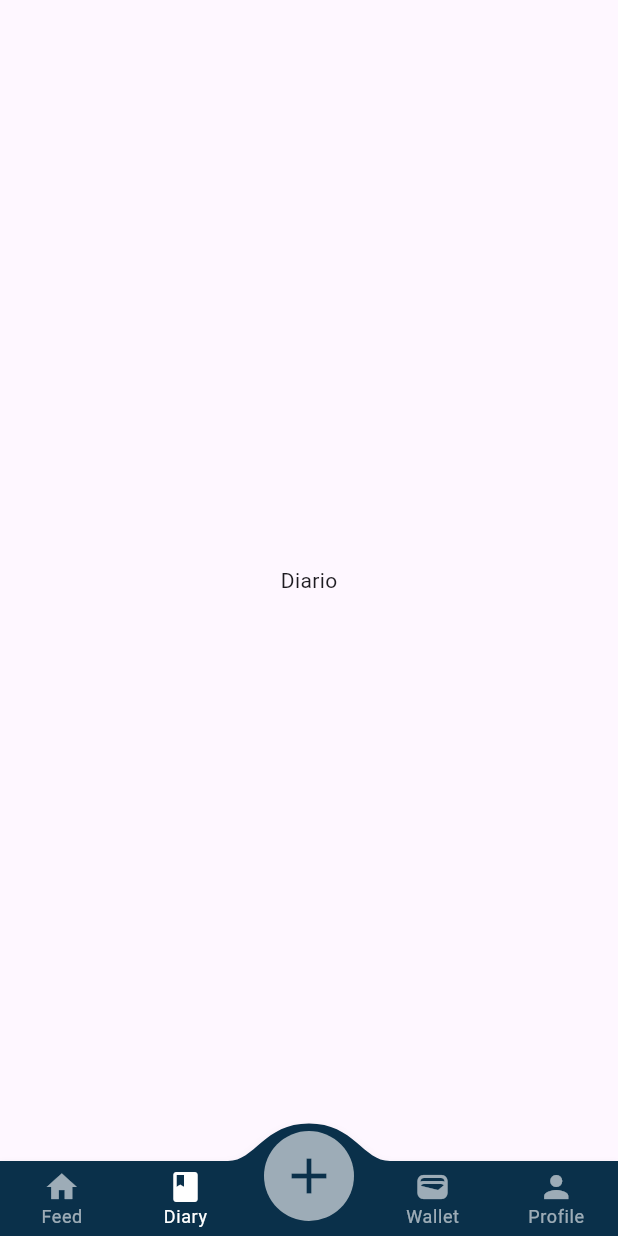
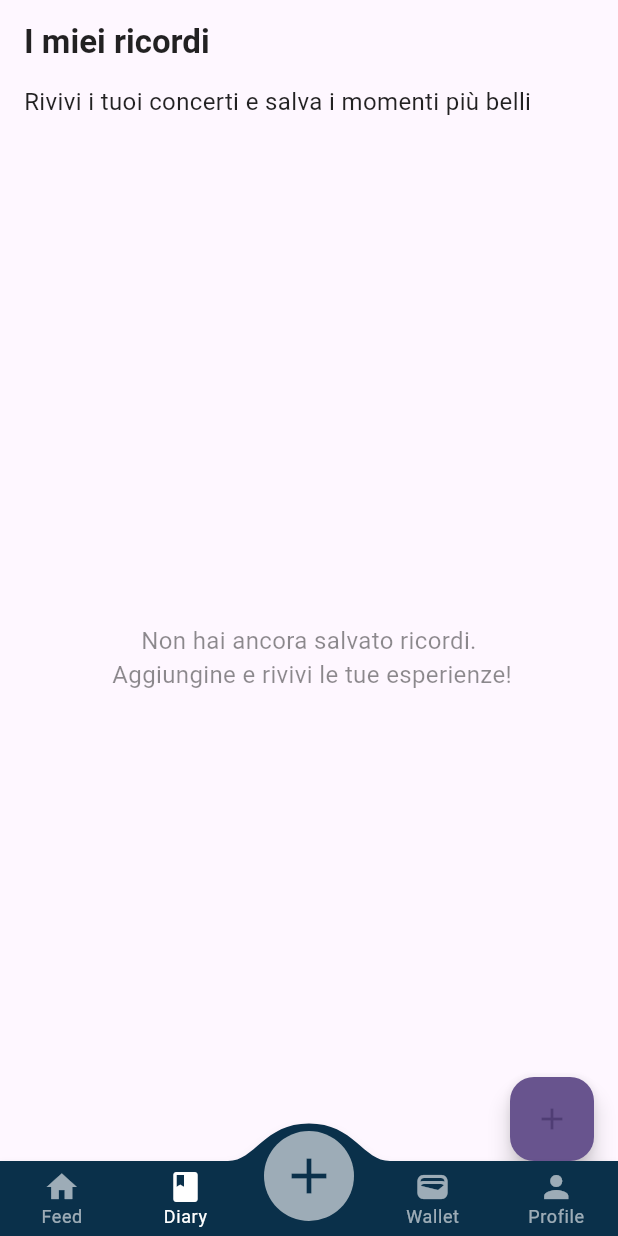
Before and after one commit to robworkhubb/Tixly, a Flutter app: the HomePage screen opened directly, item 2 of the bottom bar chosen, on a phone screen of 412 x 824 dp. Run offline on Flutter 3.47's test engine with Material 3 defaults, Android fonts, the light colour scheme and no system bars; drawn by our look-alikes of convex_bottom_bar; our stand-ins replace cached_network_image, cloud_firestore, firebase_auth, firebase_core, firebase_storage, flutter_svg and 2 more; missing offline and left inert: cloudinary_public; accounts and stored records are empty; Roboto replaces fonts that are missing (Poppins).

Commit message:
Creazione della pagina diario & Fix.

```diff
--- a/analysis_options.yaml
+++ b/analysis_options.yaml
@@ -8,11 +8,6 @@
 # The following line activates a set of recommended lints for Flutter apps,
 # packages, and plugins designed to encourage good coding practices.
 analyzer:
-  errors:
-    unused_element: ignore
-    unused_field: ignore
-    unused_import: ignore ignore ignore ignore
-    unused_local_variable: ignore ignore
 include: package:flutter_lints/flutter.yaml
 
 linter:
--- a/lib/models/memory_model.dart
+++ b/lib/models/memory_model.dart
@@ -1,10 +1,14 @@
 import 'package:cloud_firestore/cloud_firestore.dart';
+import 'package:intl/intl.dart';
 
 class Memory {
   final String id;
   final String eventId;
   final String userId;
-  final String note;
+  final String title;
+  final String artist;
+  final String description;
+  final String location;
   final String? mediaUrl;
   final int stars;
   final DateTime date;
@@ -13,8 +17,11 @@ class Memory {
     required this.id,
     required this.eventId,
     required this.userId,
-    required this.note,
-    required this.mediaUrl,
+    required this.title,
+    required this.artist,
+    required this.location,
+    required this.description,
+    this.mediaUrl,
     required this.stars,
     required this.date,
   });
@@ -22,12 +29,15 @@ class Memory {
   factory Memory.fromMap(Map<String, dynamic> data, String docId) {
     return Memory(
       id: docId,
-      eventId: data['eventId'],
-      userId: data['userId'],
-      note: data['note'],
-      mediaUrl: data['mediaUrl'],
-      stars: data['stars'],
-      date: (data['date'] as Timestamp).toDate(),
+      eventId: data['eventId'].toString() ?? '',
+      userId: data['userId']?.toString() ?? '',
+      title: data['title']?.toString() ?? 'Senza titolo',
+      artist: data['artist']?.toString()    ?? 'Artista sconosciuto',
+      date: (data['date'] as Timestamp?)?.toDate() ?? DateTime.now(),
+      location: data['location']?.toString()  ?? 'Luogo sconosciuto',
+      mediaUrl: data['mediaUrl']?.toString(),
+      description: data['description']?.toString() ?? '',
+      stars: int.tryParse(data['stars']?.toString() ?? '') ?? 0,
     );
   }
 
@@ -35,10 +45,14 @@ class Memory {
     return {
       'eventId': eventId,
       'userId': userId,
-      'note': note,
+      'title': title,
+      'artist': artist,
+      'description': description,
       'mediaUrl': mediaUrl,
       'stars': stars,
       'date': date,
     };
   }
+
+  String get dateFormatted => DateFormat('dd/MM/yyyy').format(date);
 }
--- a/lib/providers/post_provider.dart
+++ b/lib/providers/post_provider.dart
@@ -3,7 +3,6 @@ import 'package:firebase_storage/firebase_storage.dart';
 import 'package:flutter/material.dart';
 import 'package:cloud_firestore/cloud_firestore.dart';
 import 'package:tixly/models/post_model.dart';
-import 'package:cloudinary_public/cloudinary_public.dart';
 import 'package:tixly/services/cloudinary_service.dart';
 
 class PostProvider with ChangeNotifier {
--- /dev/null
+++ b/lib/screens/diary_screen.dart
@@ -0,0 +1,111 @@
+import 'package:flutter/material.dart';
+import 'package:provider/provider.dart';
+import 'package:tixly/widgets/create_memory_sheet.dart';
+import 'package:tixly/widgets/memory_card.dart';
+import '../providers/memory_provider.dart';
+
+class DiaryScreen extends StatefulWidget {
+  const DiaryScreen({super.key});
+
+  @override
+  State<DiaryScreen> createState() => _DiaryScreenState();
+}
+
+class _DiaryScreenState extends State<DiaryScreen> {
+  late ScrollController _scrollController;
+
+  @override
+  void initState() {
+    super.initState();
+    _scrollController = ScrollController()
+      ..addListener(_onScroll);
+  }
+
+  void _onScroll() {
+    if (_scrollController.position.pixels >=
+        _scrollController.position.maxScrollExtent - 200) {
+      //context.read<MemoryProvider>().loadMore(); //TODO Aggiungere nel provider funzione che carica altri memories
+    }
+  }
+
+  @override
+  void dispose() {
+    _scrollController.removeListener(_onScroll);
+    _scrollController.dispose();
+    super.dispose();
+  }
+
+  @override
+  Widget build(BuildContext context) {
+    final memories = context
+        .watch<MemoryProvider>()
+        .memories;
+
+    return Scaffold(
+      appBar: AppBar(
+        title: const Text(
+          'I miei ricordi',
+          style: TextStyle(fontWeight: FontWeight.bold),
+        ),
+        backgroundColor: Colors.transparent,
+        elevation: 0,
+        foregroundColor: Colors.black87,
+      ),
+      body: Padding(
+        padding: const EdgeInsets.symmetric(horizontal: 16),
+        child: Column(
+          crossAxisAlignment: CrossAxisAlignment.start,
+          children: [
+            const Text(
+              'Rivivi i tuoi concerti e salva i momenti più belli',
+              style: TextStyle(fontSize: 16, color: Colors.black87),
+            ),
+            const SizedBox(height: 24),
+            Expanded(
+                child: memories.isEmpty
+                    ? const Center (
+                  child: Text(
+                    'Non hai ancora salvato ricordi. \n Aggiungine e rivivi le tue esperienze!',
+                    textAlign: TextAlign.center,
+                    style: TextStyle(
+                        color: Colors.black45,
+                        fontSize: 16
+                    ),
+                  ),
+                )
+                    : ListView.builder(
+                    controller: _scrollController,
+                    itemCount: memories.length,
+                    itemBuilder: (context, i){
+                      final m = memories[i];
+                      return Padding(
+                          padding: const EdgeInsets.only(bottom: 16),
+                        child: MemoryCard(memory: m),
+                      );
+                    }
+                )
+            )
+          ],
+        ),
+      ),
+      floatingActionButton: FloatingActionButton(
+        onPressed: _openCreateMemorySheet,
+        backgroundColor: Theme.of(context).colorScheme.primary,
+        child: const Icon(Icons.add),
+      ),
+      floatingActionButtonLocation: FloatingActionButtonLocation.endDocked,
+    );
+  }
+
+  void _openCreateMemorySheet () {
+    showModalBottomSheet(
+        context: context,
+        isScrollControlled: true,
+        shape: const RoundedRectangleBorder(
+          borderRadius: BorderRadius.vertical(top: Radius.circular(24))
+        ),
+        builder: (_) => CreateMemorySheet()
+    );
+  }
+
+}
--- a/lib/screens/feed_screen.dart
+++ b/lib/screens/feed_screen.dart
@@ -4,7 +4,6 @@ import 'package:provider/provider.dart';
 import 'package:tixly/providers/user_provider.dart';
 import '../providers/post_provider.dart';
 import '../widgets/post_card.dart';
-import '../providers/auth_provider.dart' as app;
 
 class FeedScreen extends StatefulWidget {
   const FeedScreen({super.key});
@@ -14,7 +13,7 @@ class FeedScreen extends StatefulWidget {
 }
 
 class _FeedScreenState extends State<FeedScreen> {
-  bool _firstLoadDone = false;
+  final bool _firstLoadDone = false;
 
   @override
   void initState() {
@@ -39,11 +38,11 @@ class _FeedScreenState extends State<FeedScreen> {
         }
 
         return RefreshIndicator(
+          onRefresh: postProv.fetchPosts,
           child: ListView.builder(
             itemBuilder: (_, i) => PostCard(post: posts[i], uid: uid),
             itemCount: posts.length,
           ),
-          onRefresh: postProv.fetchPosts,
         );
       },
     );
--- a/lib/screens/home_page.dart
+++ b/lib/screens/home_page.dart
@@ -1,9 +1,9 @@
 import 'package:flutter/material.dart';
+import 'package:tixly/screens/diary_screen.dart';
 import 'package:tixly/screens/feed_screen.dart';
 import 'package:convex_bottom_bar/convex_bottom_bar.dart';
 import 'package:tixly/screens/profile_page.dart';
 import 'package:tixly/widgets/create_post_sheet.dart';
-import '../providers/auth_provider.dart' as app;
 
 class HomePage extends StatefulWidget {
   const HomePage({super.key});
@@ -17,7 +17,7 @@ class _HomePageState extends State<HomePage> {
 
   final List<Widget> _screens =  [
     FeedScreen(),
-    Center(child: Text('Diario')),
+    DiaryScreen(),
     SizedBox(),
     Center(child: Text('Wallet')),
     ProfilePage(),
--- a/lib/screens/login_page.dart
+++ b/lib/screens/login_page.dart
@@ -1,4 +1,3 @@
-import 'package:firebase_auth/firebase_auth.dart';
 import 'package:flutter/material.dart';
 import 'package:flutter_svg/flutter_svg.dart';
 import 'package:tixly/providers/user_provider.dart';
--- a/lib/screens/onboarding_screen.dart
+++ b/lib/screens/onboarding_screen.dart
@@ -1,10 +1,9 @@
 import 'package:flutter/material.dart';
-import 'login_page.dart';
 import 'package:shared_preferences/shared_preferences.dart';
 
 class OnboardingScreen extends StatefulWidget {
   final VoidCallback onFinish;
-  const OnboardingScreen({Key? key, required this.onFinish}) : super(key: key);
+  const OnboardingScreen({super.key, required this.onFinish});
 
   @override
   State<OnboardingScreen> createState() => _OnboardingScreenState();
--- a/lib/widgets/custom_button.dart
+++ b/lib/widgets/custom_button.dart
@@ -6,11 +6,11 @@ class CustomButton extends StatelessWidget {
   final Color? color;
 
   const CustomButton({
-    Key? key,
+    super.key,
     required this.text,
     required this.onPressed,
     this.color,
-  }) : super(key: key);
+  });
 
   @override
   Widget build(BuildContext context) {
--- a/lib/widgets/post_card.dart
+++ b/lib/widgets/post_card.dart
@@ -1,11 +1,9 @@
 import 'package:cached_network_image/cached_network_image.dart';
-import 'package:firebase_auth/firebase_auth.dart';
 import 'package:flutter/material.dart';
 import 'package:provider/provider.dart';
 import 'package:tixly/providers/post_provider.dart';
 import 'package:tixly/providers/user_provider.dart';
 import '../models/post_model.dart';
-import 'package:firebase_core/firebase_core.dart';
 import 'package:cloud_firestore/cloud_firestore.dart';
 
 class PostCard extends StatefulWidget {
--- a/pubspec.yaml
+++ b/pubspec.yaml
@@ -45,6 +45,7 @@ dependencies:
   image_picker: ^1.1.2
   cached_network_image: ^3.4.1
   cloudinary_public: ^0.23.1
+  intl: ^0.20.2
 
 dev_dependencies:
   flutter_test:
```
Also changed, not shown: lib/providers/memory_provider.dart (+47 -22 lines), lib/widgets/create_memory_sheet.dart (added, +160 -0 lines), lib/widgets/memory_card.dart (added, +95 -0 lines), pubspec.lock.
